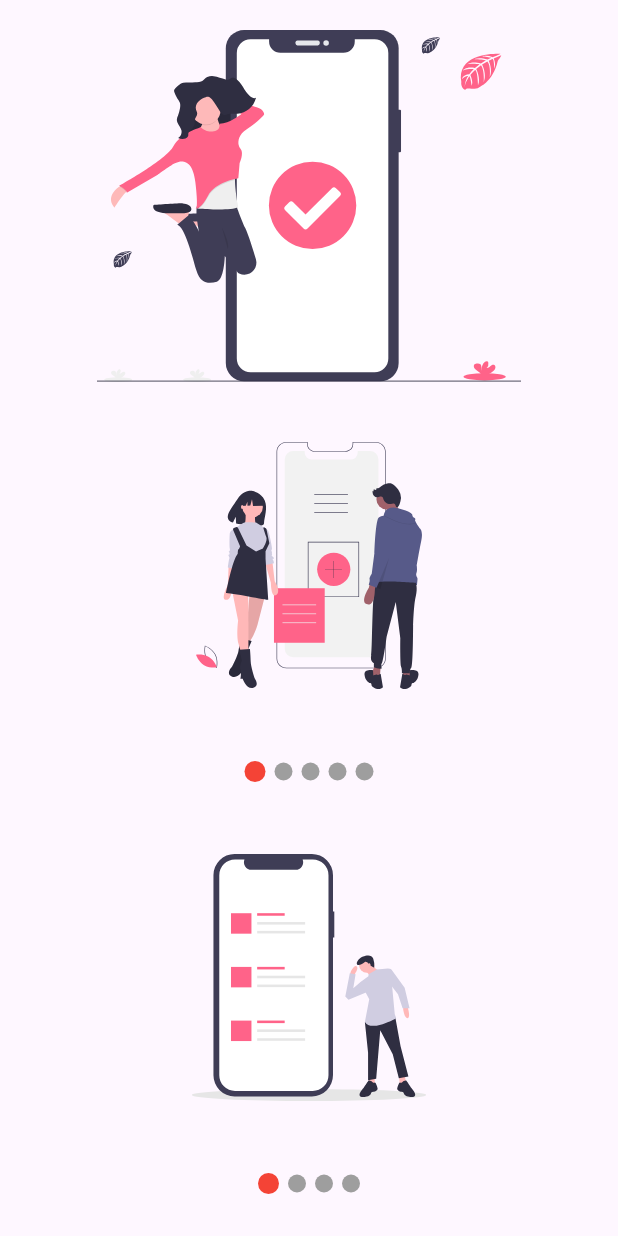
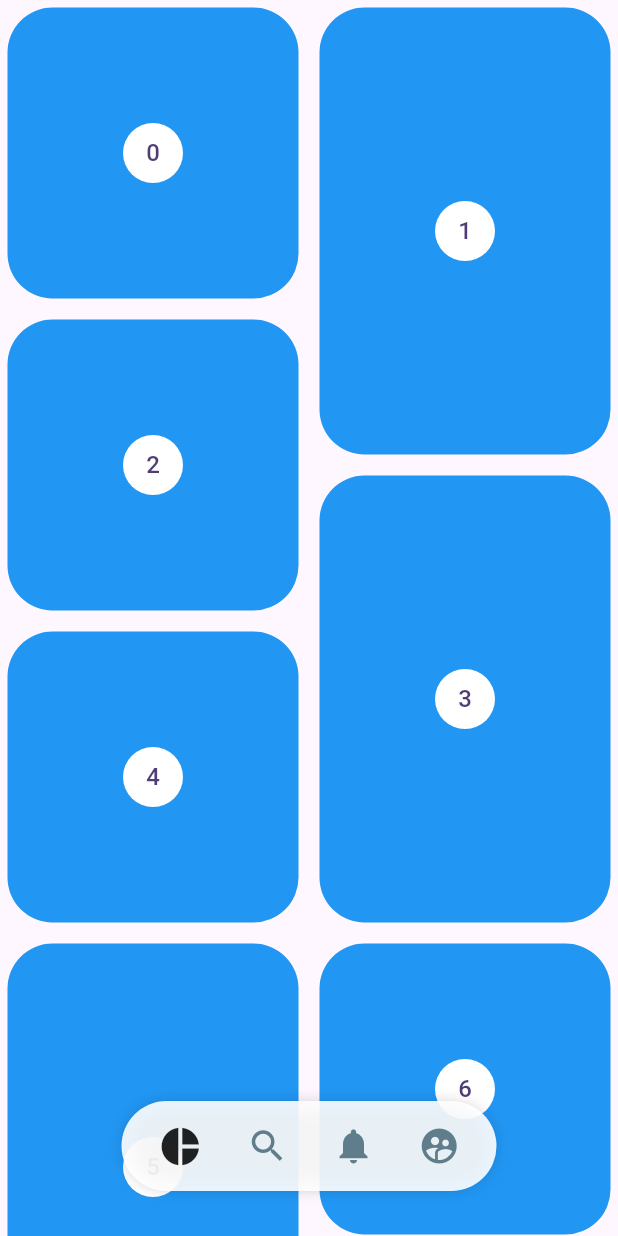
Before and after one commit to rddeveloper2019/prof_design_app, a Flutter app: the screen it shows after launch, on a phone screen of 412 x 824 dp. Run offline on Flutter 3.47's test engine with Material 3 defaults, Android fonts, the phone set to English and light mode, and no system bars; our stand-ins replace flutter_svg.

Commit message:
pinterest layout

```diff
--- a/lib/main.dart
+++ b/lib/main.dart
@@ -2,6 +2,7 @@ import 'package:flutter/material.dart';
 import 'package:prof_design_app/src/pages/animated_cube_page.dart';
 import 'package:prof_design_app/src/pages/animations_page.dart';
 import 'package:prof_design_app/src/pages/headers_page.dart';
+import 'package:prof_design_app/src/pages/pinterest_page.dart';
 import 'package:prof_design_app/src/pages/radial_progress_page.dart';
 import 'package:prof_design_app/src/pages/slide_show_page.dart';
 
@@ -18,7 +19,7 @@ class MyApp extends StatelessWidget {
       debugShowCheckedModeBanner: false,
       title: 'Professional Designs App',
       theme: ThemeData(colorScheme: .fromSeed(seedColor: Colors.deepPurple)),
-      home: SlideShowPage(),
+      home: PinterestPage(),
     );
   }
 }
--- /dev/null
+++ b/lib/src/pages/pinterest_page.dart
@@ -0,0 +1,106 @@
+import 'package:flutter/material.dart';
+import 'package:flutter_staggered_grid_view/flutter_staggered_grid_view.dart';
+import 'package:prof_design_app/src/widgets/pinterest_menu.dart';
+
+class PinterestPage extends StatefulWidget {
+  const PinterestPage({super.key});
+
+  @override
+  State<PinterestPage> createState() => _PinterestPageState();
+}
+
+class _PinterestPageState extends State<PinterestPage> {
+  int currentIndex = 0;
+  bool menuHidden = false;
+  @override
+  void dispose() {
+    super.dispose();
+  }
+
+  @override
+  Widget build(BuildContext context) {
+    return Scaffold(
+      body: Stack(
+        children: [
+          PinterestGrid(
+            onScroll: (hidden) {
+              setState(() {
+                menuHidden = hidden;
+              });
+            },
+          ),
+          PinterestMenu(hidden: menuHidden),
+        ],
+      ),
+    );
+  }
+}
+
+class PinterestGrid extends StatefulWidget {
+  void Function(bool value)? onScroll;
+  PinterestGrid({super.key, this.onScroll});
+
+  @override
+  State<PinterestGrid> createState() => _PinterestGridState();
+}
+
+class _PinterestGridState extends State<PinterestGrid> {
+  final ScrollController scrollController = ScrollController();
+  final List<int> items = List.generate(200, (i) => i);
+  double scrollOffset = 0;
+
+  @override
+  void initState() {
+    super.initState();
+    scrollController.addListener(() {
+      if (widget.onScroll == null) {
+        return;
+      }
+      if (scrollController.offset < scrollOffset) {
+        widget.onScroll!(true);
+      } else {
+        widget.onScroll!(false);
+      }
+      scrollOffset = scrollController.offset;
+      setState(() {});
+    });
+  }
+
+  @override
+  Widget build(BuildContext context) {
+    return StaggeredGridView.countBuilder(
+      controller: scrollController,
+      crossAxisCount: 4,
+      itemCount: items.length,
+      itemBuilder: (BuildContext context, int index) =>
+          PinterestItem(index: index),
+      staggeredTileBuilder: (int index) =>
+          StaggeredTile.count(2, index.isEven ? 2 : 3),
+      mainAxisSpacing: 4.0,
+      crossAxisSpacing: 4.0,
+    );
+  }
+}
+
+class PinterestItem extends StatelessWidget {
+  final int index;
+  const PinterestItem({super.key, required this.index});
+
+  @override
+  Widget build(BuildContext context) {
+    return Container(
+      margin: EdgeInsets.all(5),
+      decoration: BoxDecoration(
+        color: Colors.blue,
+        borderRadius: BorderRadius.circular(30),
+      ),
+
+      child: Center(
+        child: CircleAvatar(
+          backgroundColor: Colors.white,
+          child: Text('$index'),
+        ),
+      ),
+    );
+  }
+}
--- /dev/null
+++ b/lib/src/widgets/pinterest_menu.dart
@@ -0,0 +1,140 @@
+import 'package:flutter/material.dart';
+
+class PinterestMenu extends StatefulWidget {
+  final bool hidden;
+  const PinterestMenu({super.key, this.hidden = false});
+
+  @override
+  State<PinterestMenu> createState() => _PinterestMenuState();
+}
+
+class _PinterestMenuState extends State<PinterestMenu> {
+  int currentIndex = 0;
+
+  @override
+  Widget build(BuildContext context) {
+    final List<PinterestMenuButton> items = [
+      PinterestMenuButton(
+        icon: Icons.pie_chart,
+        onPress: () {
+          currentIndex = 0;
+          setState(() {});
+          print('pie_chart');
+        },
+      ),
+      PinterestMenuButton(
+        icon: Icons.search,
+        onPress: () {
+          currentIndex = 1;
+          setState(() {});
+          print('search');
+        },
+      ),
+      PinterestMenuButton(
+        icon: Icons.notifications,
+        onPress: () {
+          currentIndex = 2;
+          setState(() {});
+          print('notifications');
+        },
+      ),
+      PinterestMenuButton(
+        icon: Icons.supervised_user_circle,
+        onPress: () {
+          currentIndex = 3;
+          setState(() {});
+          print('supervised_user_circle');
+        },
+      ),
+    ];
+    return Positioned(
+      bottom: 30,
+      child: SizedBox(
+        width: MediaQuery.of(context).size.width,
+        child: Align(
+          child: AnimatedOpacity(
+            opacity: widget.hidden ? 0 : 1,
+            duration: Duration(milliseconds: 200),
+            child: Container(
+              width: 250,
+              height: 60,
+              decoration: BoxDecoration(
+                color: Colors.white.withAlpha(230),
+                borderRadius: BorderRadius.circular(100),
+                boxShadow: [
+                  BoxShadow(
+                    color: Colors.black38,
+                    offset: Offset(0, 0),
+                    blurRadius: 10,
+                    spreadRadius: -5,
+                  ),
+                ],
+              ),
+              child: MenuBackground(items: items, currentIndex: currentIndex),
+            ),
+          ),
+        ),
+      ),
+    );
+  }
+}
+
+class PinterestMenuButton extends StatelessWidget {
+  final void Function() onPress;
+  final IconData icon;
+  const PinterestMenuButton({
+    super.key,
+    required this.onPress,
+    required this.icon,
+  });
+
+  @override
+  Widget build(BuildContext context) {
+    return IconButton(onPressed: onPress, icon: Icon(icon));
+  }
+}
+
+class MenuBackground extends StatelessWidget {
+  final List<PinterestMenuButton> items;
+  final int currentIndex;
+  const MenuBackground({
+    super.key,
+    required this.items,
+    required this.currentIndex,
+  });
+  @override
+  Widget build(BuildContext context) {
+    return Row(
+      mainAxisAlignment: MainAxisAlignment.spaceEvenly,
+      children: List.generate(
+        items.length,
+        (i) => PinterestMenuItem(i, items[i], i == currentIndex),
+      ),
+    );
+  }
+}
+
+class PinterestMenuItem extends StatelessWidget {
+  final int index;
+  final PinterestMenuButton item;
+  final bool isActive;
+
+  const PinterestMenuItem(this.index, this.item, [this.isActive = false]);
+
+  @override
+  Widget build(BuildContext context) {
+    return GestureDetector(
+      onTap: item.onPress,
+      behavior: HitTestBehavior.translucent,
+      child: AnimatedContainer(
+        padding: const EdgeInsets.all(5.0),
+        duration: Duration(milliseconds: 500),
+        child: Icon(
+          item.icon,
+          color: isActive ? Colors.black87 : Colors.blueGrey,
+          size: isActive ? 30 : 28,
+        ),
+      ),
+    );
+  }
+}
--- a/pubspec.yaml
+++ b/pubspec.yaml
@@ -35,6 +35,7 @@ dependencies:
   # Use with the CupertinoIcons class for iOS style icons.
   cupertino_icons: ^1.0.8
   flutter_svg: ^2.3.0
+  flutter_staggered_grid_view: 0.4.1
 
 dev_dependencies:
   flutter_test:
```
Also changed, not shown: pubspec.lock.
